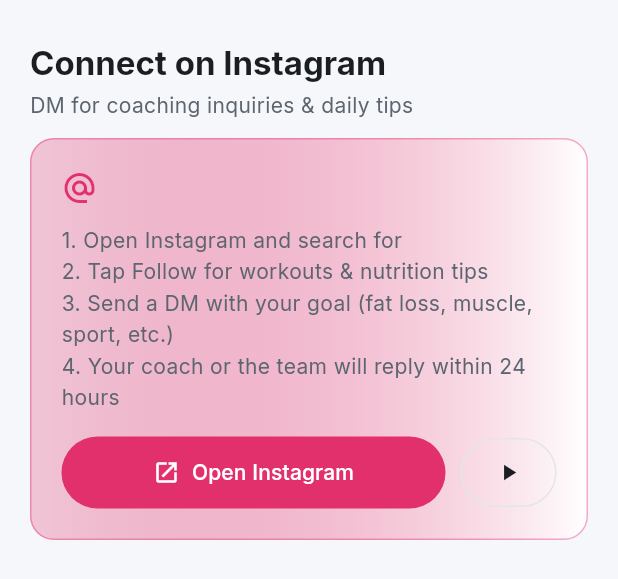
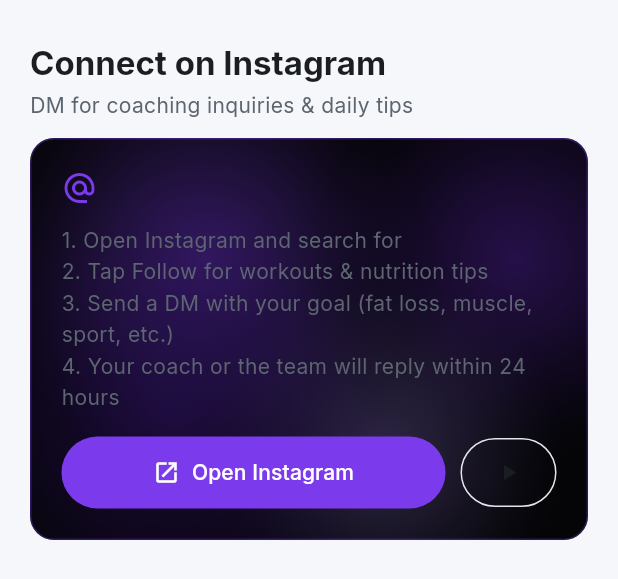
Before and after one commit to atirek-pothiwala/trainer-portfolio, a Flutter app: the InstagramConnectCard widget shown alone on an empty page, opened directly with empty values, on a phone screen of 412 x 824 dp. Shown: the top 579 px of the screen. Run offline on Flutter 3.47's test engine with Material 3 defaults, Android fonts, the phone set to English and light mode, and no system bars; our stand-ins replace cached_network_image, equatable, flutter_bloc, google_fonts; network calls fail.

Commit message:
Add black-violet animated mesh behind Instagram connect card
Recreate classic Instagram-style drifting gradient blobs with violet tones
and wire the effect into the connect section for HemiLift branding.

```diff
--- /dev/null
+++ b/lib/core/widgets/animated_instagram_mesh_background.dart
@@ -0,0 +1,172 @@
+import 'dart:math' as math;
+
+import 'package:flutter/material.dart';
+
+/// Classic Instagram-style drifting color blobs, tuned for black + violet.
+class AnimatedInstagramMeshBackground extends StatefulWidget {
+  const AnimatedInstagramMeshBackground({
+    super.key,
+    required this.child,
+    this.borderRadius = BorderRadius.zero,
+    this.duration = const Duration(seconds: 10),
+  });
+
+  final Widget child;
+  final BorderRadius borderRadius;
+  final Duration duration;
+
+  @override
+  State<AnimatedInstagramMeshBackground> createState() =>
+      _AnimatedInstagramMeshBackgroundState();
+}
+
+class _AnimatedInstagramMeshBackgroundState
+    extends State<AnimatedInstagramMeshBackground>
+    with SingleTickerProviderStateMixin {
+  late final AnimationController _controller;
+
+  @override
+  void initState() {
+    super.initState();
+    _controller = AnimationController(vsync: this, duration: widget.duration)
+      ..repeat();
+  }
+
+  @override
+  void dispose() {
+    _controller.dispose();
+    super.dispose();
+  }
+
+  @override
+  Widget build(BuildContext context) {
+    final isDark = Theme.of(context).brightness == Brightness.dark;
+
+    return ClipRRect(
+      borderRadius: widget.borderRadius,
+      child: Stack(
+        fit: StackFit.passthrough,
+        children: [
+          Positioned.fill(
+            child: AnimatedBuilder(
+              animation: _controller,
+              builder: (context, _) {
+                return CustomPaint(
+                  painter: _MeshPainter(
+                    progress: _controller.value,
+                    isDark: isDark,
+                  ),
+                );
+              },
+            ),
+          ),
+          Positioned.fill(
+            child: DecoratedBox(
+              decoration: BoxDecoration(
+                color: isDark
+                    ? Colors.black.withValues(alpha: 0.35)
+                    : Colors.black.withValues(alpha: 0.08),
+              ),
+            ),
+          ),
+          widget.child,
+        ],
+      ),
+    );
+  }
+}
+
+class _MeshPainter extends CustomPainter {
+  _MeshPainter({required this.progress, required this.isDark});
+
+  final double progress;
+  final bool isDark;
+
+  static const _base = Color(0xFF050508);
+  static const _violetDeep = Color(0xFF4C1D95);
+  static const _violetMid = Color(0xFF7C3AED);
+  static const _violetSoft = Color(0xFFA78BFA);
+  static const _violetInk = Color(0xFF2E1065);
+
+  @override
+  void paint(Canvas canvas, Size size) {
+    canvas.drawRect(Offset.zero & size, Paint()..color = _base);
+
+    final t = progress * 2 * math.pi;
+    final blobs = [
+      _Blob(
+        color: _violetMid,
+        opacity: isDark ? 0.55 : 0.42,
+        radius: size.shortestSide * 0.55,
+        center: Offset(
+          size.width * (0.2 + 0.12 * math.sin(t)),
+          size.height * (0.25 + 0.1 * math.cos(t * 0.9)),
+        ),
+      ),
+      _Blob(
+        color: _violetDeep,
+        opacity: isDark ? 0.65 : 0.5,
+        radius: size.shortestSide * 0.5,
+        center: Offset(
+          size.width * (0.85 + 0.08 * math.cos(t * 1.1)),
+          size.height * (0.2 + 0.12 * math.sin(t * 0.8)),
+        ),
+      ),
+      _Blob(
+        color: _violetSoft,
+        opacity: isDark ? 0.35 : 0.28,
+        radius: size.shortestSide * 0.45,
+        center: Offset(
+          size.width * (0.55 + 0.15 * math.sin(t * 1.3 + 1)),
+          size.height * (0.75 + 0.1 * math.cos(t * 1.05)),
+        ),
+      ),
+      _Blob(
+        color: _violetInk,
+        opacity: isDark ? 0.7 : 0.55,
+        radius: size.shortestSide * 0.6,
+        center: Offset(
+          size.width * (0.35 + 0.1 * math.cos(t * 0.7 + 2)),
+          size.height * (0.55 + 0.14 * math.sin(t * 1.15)),
+        ),
+      ),
+    ];
+
+    for (final blob in blobs) {
+      _drawBlob(canvas, blob);
+    }
+  }
+
+  void _drawBlob(Canvas canvas, _Blob blob) {
+    final paint = Paint()
+      ..shader = RadialGradient(
+        colors: [
+          blob.color.withValues(alpha: blob.opacity),
+          blob.color.withValues(alpha: 0),
+        ],
+        stops: const [0.0, 1.0],
+      ).createShader(Rect.fromCircle(center: blob.center, radius: blob.radius))
+      ..maskFilter = const MaskFilter.blur(BlurStyle.normal, 42);
+
+    canvas.drawCircle(blob.center, blob.radius, paint);
+  }
+
+  @override
+  bool shouldRepaint(covariant _MeshPainter oldDelegate) {
+    return oldDelegate.progress != progress || oldDelegate.isDark != isDark;
+  }
+}
+
+class _Blob {
+  const _Blob({
+    required this.color,
+    required this.opacity,
+    required this.radius,
+    required this.center,
+  });
+
+  final Color color;
+  final double opacity;
+  final double radius;
+  final Offset center;
+}
--- a/lib/features/portfolio/view/widgets/instagram_connect_card.dart
+++ b/lib/features/portfolio/view/widgets/instagram_connect_card.dart
@@ -2,6 +2,7 @@ import 'package:flutter/material.dart';
 
 import '../../../../core/theme/app_theme_tokens.dart';
 import '../../../../core/utils/url_launcher_helper.dart';
+import '../../../../core/widgets/animated_instagram_mesh_background.dart';
 import '../../../../data/models/trainer_profile.dart';
 import 'section_header.dart';
 
@@ -14,6 +15,7 @@ class InstagramConnectCard extends StatelessWidget {
   Widget build(BuildContext context) {
     final tokens = context.tokens;
     final colors = context.colorScheme;
+    final isDark = Theme.of(context).brightness == Brightness.dark;
 
     return Column(
       crossAxisAlignment: CrossAxisAlignment.start,
@@ -24,18 +26,14 @@ class InstagramConnectCard extends StatelessWidget {
         ),
         Padding(
           padding: const EdgeInsets.symmetric(horizontal: 20),
+          child: AnimatedInstagramMeshBackground(
+            borderRadius: BorderRadius.circular(16),
             child: Container(
               padding: const EdgeInsets.all(20),
               decoration: BoxDecoration(
                 borderRadius: BorderRadius.circular(16),
-              gradient: LinearGradient(
-                colors: [
-                  tokens.instagram.withValues(alpha: 0.25),
-                  colors.surface,
-                ],
-              ),
                 border: Border.all(
-                color: tokens.instagram.withValues(alpha: 0.4),
+                  color: tokens.accent.withValues(alpha: isDark ? 0.45 : 0.35),
                 ),
               ),
               child: Column(
@@ -45,13 +43,15 @@ class InstagramConnectCard extends StatelessWidget {
                     children: [
                       Icon(
                         Icons.alternate_email,
-                      color: tokens.instagram,
+                        color: tokens.accent,
                       ),
                       const SizedBox(width: 8),
                       Text(
                         profile.instagramHandle,
-                      style: Theme.of(context).textTheme.titleMedium?.copyWith(
+                        style:
+                            Theme.of(context).textTheme.titleMedium?.copyWith(
                                   fontWeight: FontWeight.w700,
+                                  color: isDark ? Colors.white : null,
                                 ),
                       ),
                     ],
@@ -63,7 +63,9 @@ class InstagramConnectCard extends StatelessWidget {
                     '3. Send a DM with your goal (fat loss, muscle, sport, etc.)\n'
                     '4. Your coach or the team will reply within 24 hours',
                     style: Theme.of(context).textTheme.bodyMedium?.copyWith(
-                        color: tokens.textSecondary,
+                          color: isDark
+                              ? Colors.white.withValues(alpha: 0.78)
+                              : tokens.textSecondary,
                           height: 1.5,
                         ),
                   ),
@@ -72,11 +74,12 @@ class InstagramConnectCard extends StatelessWidget {
                     children: [
                       Expanded(
                         child: FilledButton.icon(
-                        onPressed: () => openExternalUrl(profile.instagramUrl),
+                          onPressed: () =>
+                              openExternalUrl(profile.instagramUrl),
                           icon: const Icon(Icons.open_in_new, size: 18),
                           label: const Text('Open Instagram'),
                           style: FilledButton.styleFrom(
-                          backgroundColor: tokens.instagram,
+                            backgroundColor: tokens.accent,
                             foregroundColor: Colors.white,
                             padding: const EdgeInsets.symmetric(vertical: 14),
                           ),
@@ -87,8 +90,13 @@ class InstagramConnectCard extends StatelessWidget {
                         onPressed: () =>
                             openExternalUrl(profile.youtubeChannelUrl),
                         style: OutlinedButton.styleFrom(
-                        foregroundColor: colors.onSurface,
-                        side: BorderSide(color: tokens.border),
+                          foregroundColor:
+                              isDark ? Colors.white : colors.onSurface,
+                          side: BorderSide(
+                            color: isDark
+                                ? Colors.white.withValues(alpha: 0.35)
+                                : tokens.border,
+                          ),
                           padding: const EdgeInsets.symmetric(
                             vertical: 14,
                             horizontal: 16,
@@ -102,6 +110,7 @@ class InstagramConnectCard extends StatelessWidget {
               ),
             ),
           ),
+        ),
         const SizedBox(height: 32),
       ],
     );
```
Lines whose indentation alone changed are shown as unchanged.
